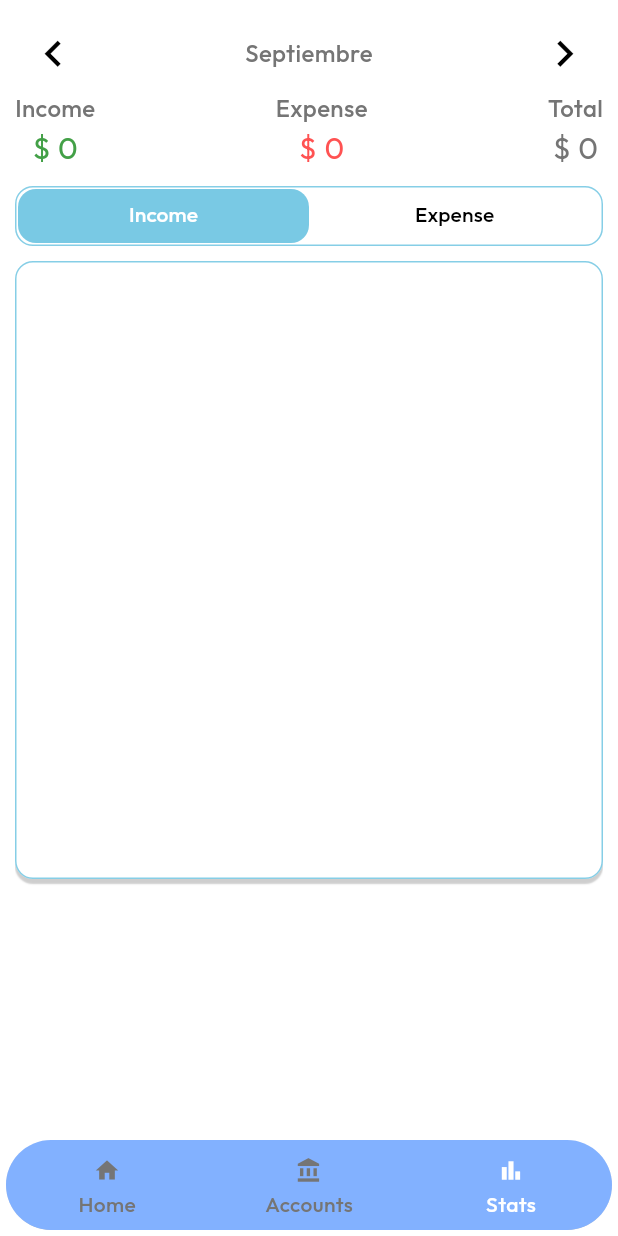
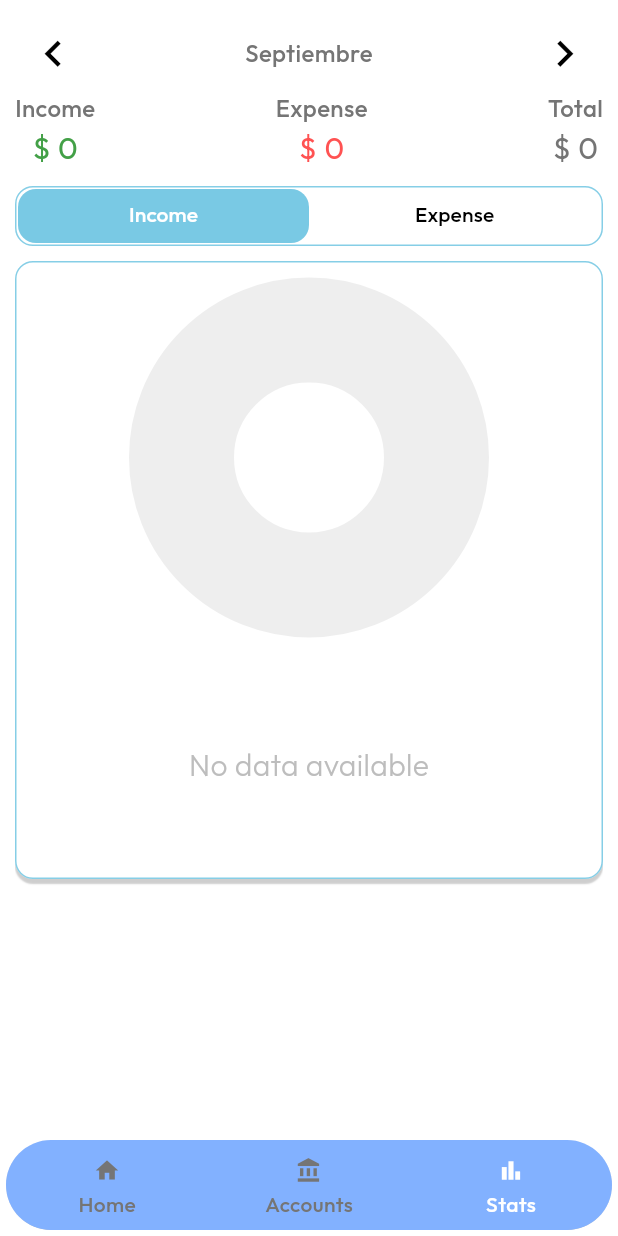
Before and after one commit to DrkDsk/FlutterMoneyManager, a Flutter app: the HomeScreen screen opened directly, swiped to page 3, on a phone screen of 412 x 824 dp. Run offline on Flutter 3.47's test engine with Material 3 defaults, Android fonts, the phone set to English and light mode, and no system bars; drawn by our look-alikes of fl_chart; our stand-ins replace bloc, dartz, equatable, flutter_bloc, flutter_svg, get_it and 4 more; accounts and stored records are empty.

Commit message:
feat: empty chart added

```diff
--- a/lib/src/features/stats/ui/pages/stats_page.dart
+++ b/lib/src/features/stats/ui/pages/stats_page.dart
@@ -23,9 +23,9 @@ class StatsPage extends StatefulWidget {
 
 class _StatsPageState extends State<StatsPage> with TickerProviderStateMixin {
   late final TabController _tabController;
-  late PageController _pageController;
-  late CalendarBloc _calendarBloc;
-  late TransactionsBloc _transactionsBloc;
+  late final PageController _pageController;
+  late final CalendarBloc _calendarBloc;
+  late final TransactionsBloc _transactionsBloc;
 
   @override
   void initState() {
@@ -63,6 +63,11 @@ class _StatsPageState extends State<StatsPage> with TickerProviderStateMixin {
     _pageController.jumpToPage(newMonthIndex);
   }
 
+  void onPageChanged(int index) {
+    _transactionsBloc.add(UpdateMonth(monthIndex: index));
+    _transactionsBloc.add(LoadTransactionsByMonth(month: index));
+  }
+
   @override
   Widget build(BuildContext context) {
     return Padding(
@@ -86,10 +91,7 @@ class _StatsPageState extends State<StatsPage> with TickerProviderStateMixin {
             scrollDirection: Axis.horizontal,
             itemCount: 13,
             controller: _pageController,
-            onPageChanged: (index) {
-              _transactionsBloc.add(UpdateMonth(monthIndex: index));
-              _transactionsBloc.add(LoadTransactionsByMonth(month: index));
-            },
+            onPageChanged: onPageChanged,
             itemBuilder: (context, index) {
               return Column(
                 children: [
--- a/lib/src/features/stats/ui/widgets/pie_chart_sample.dart
+++ b/lib/src/features/stats/ui/widgets/pie_chart_sample.dart
@@ -56,6 +56,28 @@ class _PieChartSampleState extends State<PieChartSample> {
 
   List<PieChartSectionData> showingSections(
       {required List<StatBreakdown> stats}) {
+    if (stats.isEmpty) {
+      final isTouched = 0 == touchedIndex;
+      final fontSize = isTouched ? 20.0 : 15.0;
+      final radius = isTouched ? 90.0 : 70.0;
+      const shadows = [Shadow(color: Colors.black, blurRadius: 10)];
+
+      return [
+        PieChartSectionData(
+          color: Colors.grey.shade200,
+          value: 100,
+          title: '',
+          radius: radius,
+          titleStyle: TextStyle(
+            fontSize: fontSize,
+            fontWeight: FontWeight.bold,
+            color: Colors.white,
+            shadows: shadows,
+          ),
+        )
+      ];
+    }
+
     return List.generate(stats.length, (index) {
       final report = stats[index];
       final isTouched = index == touchedIndex;
--- a/lib/src/features/stats/ui/widgets/stat_list_items.dart
+++ b/lib/src/features/stats/ui/widgets/stat_list_items.dart
@@ -12,7 +12,20 @@ class StatListItems extends StatelessWidget {
   Widget build(BuildContext context) {
     return Padding(
       padding: const EdgeInsets.symmetric(horizontal: 12),
-      child: ListView.builder(
+      child: Center(
+        child: Column(
+          mainAxisAlignment: MainAxisAlignment.center,
+          children: [
+            if (stats.isEmpty) ...[
+              Text(
+                "No data available",
+                style: TextStyle(
+                    color: Colors.grey.shade400,
+                    fontSize: 20,
+                    fontWeight: FontWeight.w300),
+              )
+            ] else ...[
+              ListView.builder(
                   itemCount: stats.length,
                   shrinkWrap: true,
                   itemBuilder: (context, index) {
@@ -21,11 +34,16 @@ class StatListItems extends StatelessWidget {
                     final amount = stat.amount;
 
                     return Indicator(
-                color: CategoryColors.getCategoryColor(source.toLowerCase()),
+                        color: CategoryColors.getCategoryColor(
+                            source.toLowerCase()),
                         source: source,
                         amount: amount,
                         isSquare: true);
-          }),
+                  })
+            ]
+          ],
+        ),
+      ),
     );
   }
 }
```
Lines whose indentation alone changed are shown as unchanged.
